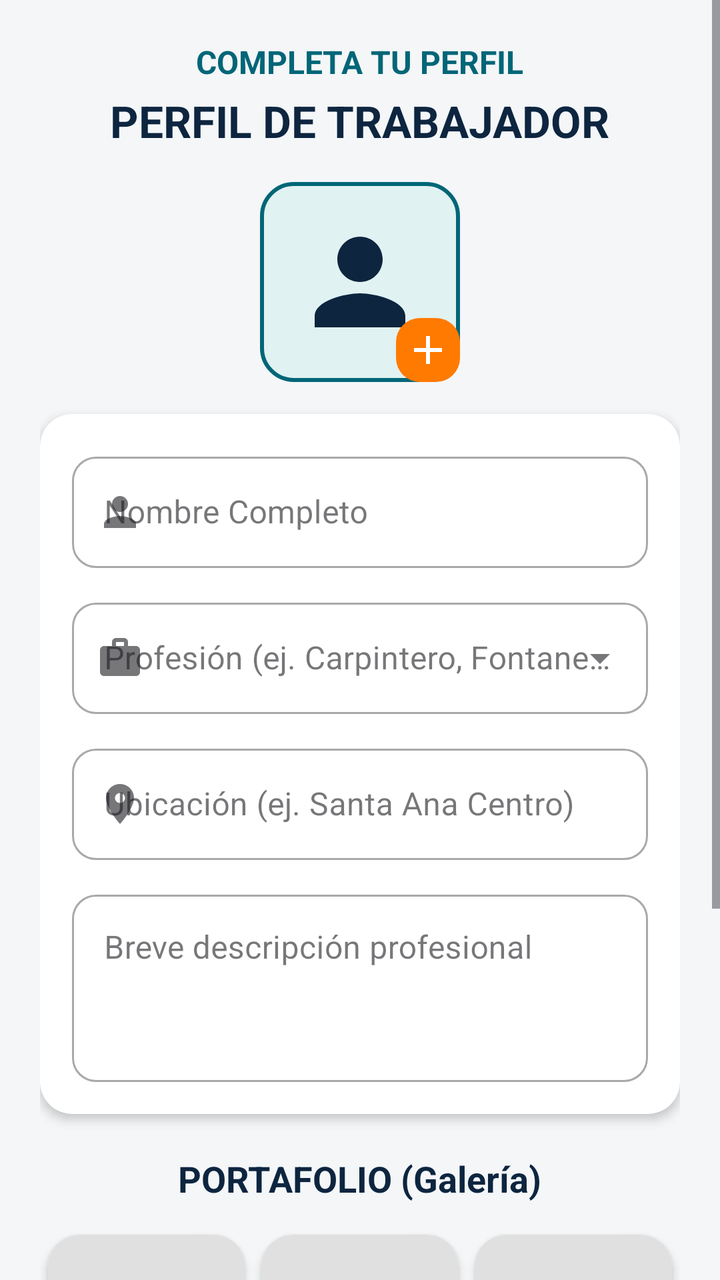
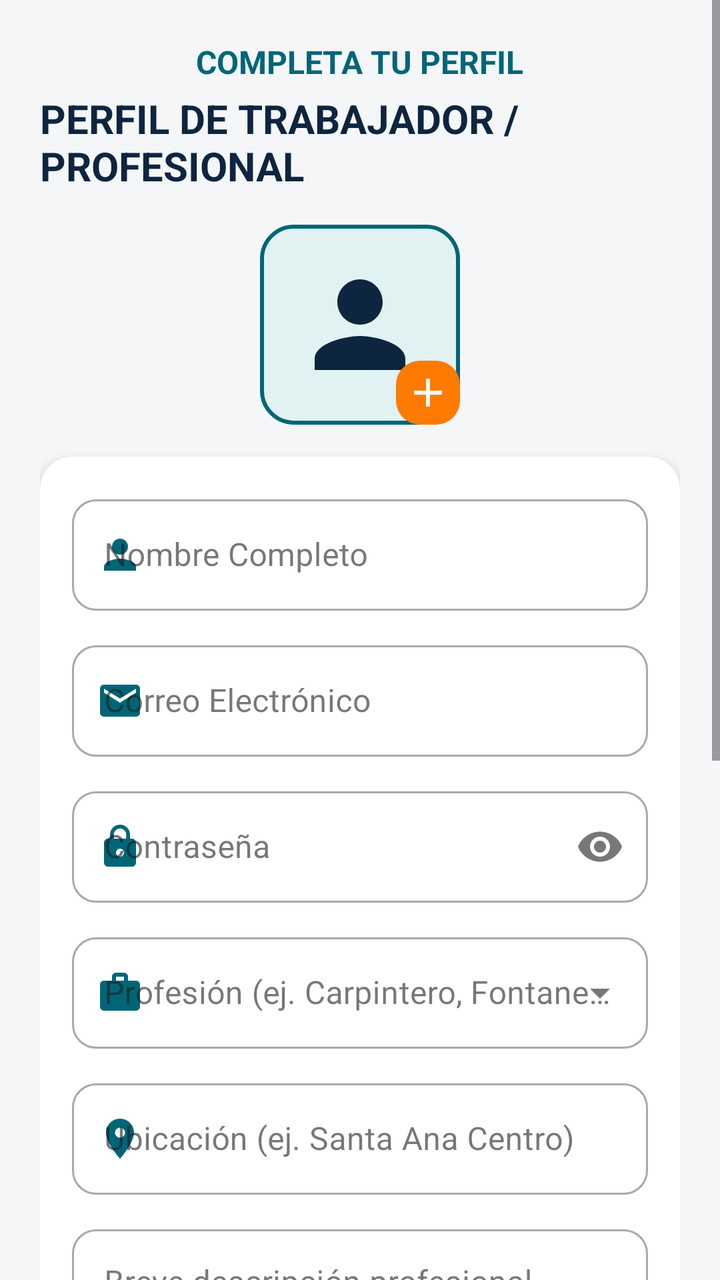

Before-and-after screenshots of an Android layout around one commit, followed by the original layout XML and the change that was made.
<!-- AndroidManifest.xml: application theme Theme.JobLink -->
<!-- res/layout/activity_register_worker.xml -->
<?xml version="1.0" encoding="utf-8"?>
<ScrollView xmlns:android="http://schemas.android.com/apk/res/android"
    xmlns:app="http://schemas.android.com/apk/res-auto"
    android:layout_width="match_parent"
    android:layout_height="match_parent"
    android:background="@color/bg_light"
    android:fillViewport="true">

    <LinearLayout
        android:layout_width="match_parent"
        android:layout_height="wrap_content"
        android:orientation="vertical"
        android:padding="20dp"
        android:gravity="center_horizontal">

        
        <TextView
            android:layout_width="wrap_content"
            android:layout_height="wrap_content"
            android:text="COMPLETA TU PERFIL"
            android:textColor="@color/teal_primary"
            android:textSize="16sp"
            android:textStyle="bold" />

        <TextView
            android:layout_width="wrap_content"
            android:layout_height="wrap_content"
            android:layout_marginTop="4dp"
            android:text="PERFIL DE TRABAJADOR"
            android:textColor="@color/navy_primary"
            android:textSize="22sp"
            android:textStyle="bold" />

        
        <FrameLayout
            android:layout_width="100dp"
            android:layout_height="100dp"
            android:layout_marginTop="16dp">

            <ImageView
                android:id="@+id/ivWorkerAvatar"
                android:layout_width="match_parent"
                android:layout_height="match_parent"
                android:src="@drawable/ic_person"
                android:background="@drawable/bg_role_card_selected"
                android:padding="16dp"
                app:tint="@color/navy_primary" />

            <ImageView
                android:layout_width="32dp"
                android:layout_height="32dp"
                android:layout_gravity="bottom|end"
                android:src="@drawable/ic_add"
                android:background="@drawable/bg_badge_orange"
                android:padding="4dp"
                app:tint="@color/white" />
        </FrameLayout>

        
        <com.google.android.material.card.MaterialCardView
            style="@style/JobLinkCard"
            android:layout_width="match_parent"
            android:layout_height="wrap_content"
            android:layout_marginTop="16dp">

            <LinearLayout
                android:layout_width="match_parent"
                android:layout_height="wrap_content"
                android:orientation="vertical"
                android:padding="16dp">

                
                <com.google.android.material.textfield.TextInputLayout
                    style="@style/Widget.MaterialComponents.TextInputLayout.OutlinedBox"
                    android:layout_width="match_parent"
                    android:layout_height="wrap_content"
                    android:hint="Nombre Completo"
                    app:startIconDrawable="@drawable/ic_person"
                    app:boxCornerRadiusTopStart="12dp"
                    app:boxCornerRadiusTopEnd="12dp"
                    app:boxCornerRadiusBottomStart="12dp"
                    app:boxCornerRadiusBottomEnd="12dp">

                    <com.google.android.material.textfield.TextInputEditText
                        android:id="@+id/etWorkerName"
                        android:layout_width="match_parent"
                        android:layout_height="wrap_content"
                        android:inputType="textPersonName" />
                </com.google.android.material.textfield.TextInputLayout>

                
                <com.google.android.material.textfield.TextInputLayout
                    style="@style/Widget.MaterialComponents.TextInputLayout.OutlinedBox.ExposedDropdownMenu"
                    android:layout_width="match_parent"
                    android:layout_height="wrap_content"
                    android:layout_marginTop="12dp"
                    android:hint="Profesión (ej. Carpintero, Fontanero)"
                    app:startIconDrawable="@drawable/ic_briefcase"
                    app:boxCornerRadiusTopStart="12dp"
                    app:boxCornerRadiusTopEnd="12dp"
                    app:boxCornerRadiusBottomStart="12dp"
                    app:boxCornerRadiusBottomEnd="12dp">

                    <AutoCompleteTextView
                        android:id="@+id/actvProfession"
                        android:layout_width="match_parent"
                        android:layout_height="wrap_content"
                        android:inputType="none" />
                </com.google.android.material.textfield.TextInputLayout>

                
                <com.google.android.material.textfield.TextInputLayout
                    style="@style/Widget.MaterialComponents.TextInputLayout.OutlinedBox"
                    android:layout_width="match_parent"
                    android:layout_height="wrap_content"
                    android:layout_marginTop="12dp"
                    android:hint="Ubicación (ej. Santa Ana Centro)"
                    app:startIconDrawable="@drawable/ic_location"
                    app:boxCornerRadiusTopStart="12dp"
                    app:boxCornerRadiusTopEnd="12dp"
                    app:boxCornerRadiusBottomStart="12dp"
                    app:boxCornerRadiusBottomEnd="12dp">

                    <com.google.android.material.textfield.TextInputEditText
                        android:id="@+id/etWorkerLocation"
                        android:layout_width="match_parent"
                        android:layout_height="wrap_content"
                        android:inputType="text" />
                </com.google.android.material.textfield.TextInputLayout>

                
                <com.google.android.material.textfield.TextInputLayout
                    style="@style/Widget.MaterialComponents.TextInputLayout.OutlinedBox"
                    android:layout_width="match_parent"
                    android:layout_height="wrap_content"
                    android:layout_marginTop="12dp"
                    android:hint="Breve descripción profesional"
                    app:boxCornerRadiusTopStart="12dp"
                    app:boxCornerRadiusTopEnd="12dp"
                    app:boxCornerRadiusBottomStart="12dp"
                    app:boxCornerRadiusBottomEnd="12dp">

                    <com.google.android.material.textfield.TextInputEditText
                        android:id="@+id/etWorkerBio"
                        android:layout_width="match_parent"
                        android:layout_height="wrap_content"
                        android:inputType="textMultiLine"
                        android:minLines="3"
                        android:gravity="top" />
                </com.google.android.material.textfield.TextInputLayout>
            </LinearLayout>
        </com.google.android.material.card.MaterialCardView>

        
        <TextView
            android:layout_width="wrap_content"
            android:layout_height="wrap_content"
            android:layout_marginTop="20dp"
            android:text="PORTAFOLIO (Galería)"
            android:textColor="@color/navy_primary"
            android:textSize="18sp"
            android:textStyle="bold" />

        
        <GridLayout
            android:layout_width="match_parent"
            android:layout_height="wrap_content"
            android:columnCount="3"
            android:rowCount="2"
            android:layout_marginTop="12dp">

            <com.google.android.material.card.MaterialCardView
                style="@style/JobLinkCard"
                android:layout_width="0dp"
                android:layout_height="90dp"
                android:layout_columnWeight="1"
                android:layout_margin="4dp">
                <FrameLayout
                    android:layout_width="match_parent"
                    android:layout_height="match_parent"
                    android:background="#E0E0E0">
                    <ImageView
                        android:layout_width="32dp"
                        android:layout_height="32dp"
                        android:layout_gravity="center"
                        android:src="@drawable/ic_add"
                        app:tint="@color/orange_accent" />
                </FrameLayout>
            </com.google.android.material.card.MaterialCardView>

            <com.google.android.material.card.MaterialCardView
                style="@style/JobLinkCard"
                android:layout_width="0dp"
                android:layout_height="90dp"
                android:layout_columnWeight="1"
                android:layout_margin="4dp">
                <FrameLayout
                    android:layout_width="match_parent"
                    android:layout_height="match_parent"
                    android:background="#E0E0E0">
                    <ImageView
                        android:layout_width="32dp"
                        android:layout_height="32dp"
                        android:layout_gravity="center"
                        android:src="@drawable/ic_add"
                        app:tint="@color/orange_accent" />
                </FrameLayout>
            </com.google.android.material.card.MaterialCardView>

            <com.google.android.material.card.MaterialCardView
                style="@style/JobLinkCard"
                android:layout_width="0dp"
                android:layout_height="90dp"
                android:layout_columnWeight="1"
                android:layout_margin="4dp">
                <FrameLayout
                    android:layout_width="match_parent"
                    android:layout_height="match_parent"
                    android:background="#E0E0E0">
                    <ImageView
                        android:layout_width="32dp"
                        android:layout_height="32dp"
                        android:layout_gravity="center"
                        android:src="@drawable/ic_add"
                        app:tint="@color/orange_accent" />
                </FrameLayout>
            </com.google.android.material.card.MaterialCardView>

            <com.google.android.material.card.MaterialCardView
                style="@style/JobLinkCard"
                android:layout_width="0dp"
                android:layout_height="90dp"
                android:layout_columnWeight="1"
                android:layout_margin="4dp">
                <FrameLayout
                    android:layout_width="match_parent"
                    android:layout_height="match_parent"
                    android:background="#E0E0E0">
                    <ImageView
                        android:layout_width="32dp"
                        android:layout_height="32dp"
                        android:layout_gravity="center"
                        android:src="@drawable/ic_add"
                        app:tint="@color/orange_accent" />
                </FrameLayout>
            </com.google.android.material.card.MaterialCardView>

            <com.google.android.material.card.MaterialCardView
                style="@style/JobLinkCard"
                android:layout_width="0dp"
                android:layout_height="90dp"
                android:layout_columnWeight="1"
                android:layout_margin="4dp">
                <FrameLayout
                    android:layout_width="match_parent"
                    android:layout_height="match_parent"
                    android:background="#E0E0E0">
                    <ImageView
                        android:layout_width="32dp"
                        android:layout_height="32dp"
                        android:layout_gravity="center"
                        android:src="@drawable/ic_add"
                        app:tint="@color/orange_accent" />
                </FrameLayout>
            </com.google.android.material.card.MaterialCardView>

            <com.google.android.material.card.MaterialCardView
                style="@style/JobLinkCard"
                android:layout_width="0dp"
                android:layout_height="90dp"
                android:layout_columnWeight="1"
                android:layout_margin="4dp">
                <FrameLayout
                    android:layout_width="match_parent"
                    android:layout_height="match_parent"
                    android:background="#E0E0E0">
                    <ImageView
                        android:layout_width="32dp"
                        android:layout_height="32dp"
                        android:layout_gravity="center"
                        android:src="@drawable/ic_add"
                        app:tint="@color/orange_accent" />
                </FrameLayout>
            </com.google.android.material.card.MaterialCardView>
        </GridLayout>

        
        <com.google.android.material.button.MaterialButton
            android:id="@+id/btnGuardarPerfil"
            style="@style/ButtonNavy"
            android:layout_width="match_parent"
            android:layout_height="52dp"
            android:layout_marginTop="20dp"
            android:text="GUARDAR CAMBIOS" />

    </LinearLayout>
</ScrollView>
<!-- resources referenced by this layout -->
<resources>
  <color name="bg_light">#F4F6F8</color>
  <color name="navy_primary">#0D253F</color>
  <color name="orange_accent">#FF7A00</color>
  <color name="teal_primary">#006677</color>
  <color name="white">#FFFFFFFF</color>
  <!-- drawable bg_badge_orange (drawable) -->
  <?xml version="1.0" encoding="utf-8"?>
  <shape xmlns:android="http://schemas.android.com/apk/res/android"
      android:shape="rectangle">
      <solid android:color="@color/orange_accent" />
      <corners android:radius="12dp" />
      <padding
          android:left="8dp"
          android:top="2dp"
          android:right="8dp"
          android:bottom="2dp" />
  </shape>
  <!-- drawable bg_role_card_selected (drawable) -->
  <?xml version="1.0" encoding="utf-8"?>
  <shape xmlns:android="http://schemas.android.com/apk/res/android"
      android:shape="rectangle">
      <solid android:color="@color/teal_light" />
      <corners android:radius="16dp" />
      <stroke
          android:width="2dp"
          android:color="@color/teal_primary" />
  </shape>
  <!-- drawable ic_add (drawable) -->
  <vector xmlns:android="http://schemas.android.com/apk/res/android"
      android:width="24dp"
      android:height="24dp"
      android:viewportWidth="24"
      android:viewportHeight="24">
    <path
        android:fillColor="#FF000000"
        android:pathData="M19,13h-6v6h-2v-6H5v-2h6V5h2v6h6v2z"/>
  </vector>
  <!-- drawable ic_person (drawable) -->
  <vector xmlns:android="http://schemas.android.com/apk/res/android"
      android:width="24dp"
      android:height="24dp"
      android:viewportWidth="24"
      android:viewportHeight="24">
    <path
        android:fillColor="#FF000000"
        android:pathData="M12,12c2.21,0 4,-1.79 4,-4s-1.79,-4 -4,-4 -4,1.79 -4,4 1.79,4 4,4zm0,2c-2.67,0 -8,1.34 -8,4v2h16v-2c0,-2.66 -5.33,-4 -8,-4z"/>
  </vector>
  <style name="ButtonNavy" parent="Widget.MaterialComponents.Button">
          <item name="backgroundTint">@color/navy_primary</item>
          <item name="android:textColor">@color/white</item>
          <item name="cornerRadius">24dp</item>
          <item name="android:textStyle">bold</item>
          <item name="android:textSize">16sp</item>
      </style>
  <style name="JobLinkCard" parent="Widget.MaterialComponents.CardView">
          <item name="cardBackgroundColor">@color/card_bg</item>
          <item name="cardCornerRadius">16dp</item>
          <item name="cardElevation">3dp</item>
          <item name="strokeWidth">0dp</item>
      </style>
  <style name="Theme.JobLink" parent="Base.Theme.JobLink" />
  <color name="teal_light">#E0F2F1</color>
  <color name="card_bg">#FFFFFF</color>
  <!-- unchanged entries left out for length: 3 -->
</resources>

<!-- the commit's change to res/layout/activity_register_worker.xml (unified diff, before → after) -->
@@ -1,10 +1,12 @@
 <?xml version="1.0" encoding="utf-8"?>
 <ScrollView xmlns:android="http://schemas.android.com/apk/res/android"
     xmlns:app="http://schemas.android.com/apk/res-auto"
+    android:id="@+id/rootWorkerScroll"
     android:layout_width="match_parent"
     android:layout_height="match_parent"
     android:background="@color/bg_light"
-    android:fillViewport="true">
+    android:fillViewport="true"
+    android:fitsSystemWindows="true">
 
     <LinearLayout
         android:layout_width="match_parent"
@@ -26,9 +28,9 @@
             android:layout_width="wrap_content"
             android:layout_height="wrap_content"
             android:layout_marginTop="4dp"
-            android:text="PERFIL DE TRABAJADOR"
+            android:text="PERFIL DE TRABAJADOR / PROFESIONAL"
             android:textColor="@color/navy_primary"
-            android:textSize="22sp"
+            android:textSize="20sp"
             android:textStyle="bold" />
 
         
@@ -76,6 +78,7 @@
                     android:layout_height="wrap_content"
                     android:hint="Nombre Completo"
                     app:startIconDrawable="@drawable/ic_person"
+                    app:startIconTint="@color/teal_primary"
                     app:boxCornerRadiusTopStart="12dp"
                     app:boxCornerRadiusTopEnd="12dp"
                     app:boxCornerRadiusBottomStart="12dp"
@@ -85,7 +88,56 @@
                         android:id="@+id/etWorkerName"
                         android:layout_width="match_parent"
                         android:layout_height="wrap_content"
+                        android:textColor="@color/navy_primary"
+                        android:textColorHint="@color/text_secondary"
                         android:inputType="textPersonName" />
+                </com.google.android.material.textfield.TextInputLayout>
+
+                
+                <com.google.android.material.textfield.TextInputLayout
+                    style="@style/Widget.MaterialComponents.TextInputLayout.OutlinedBox"
+                    android:layout_width="match_parent"
+                    android:layout_height="wrap_content"
+                    android:layout_marginTop="12dp"
+                    android:hint="Correo Electrónico"
+                    app:startIconDrawable="@drawable/ic_email"
+                    app:startIconTint="@color/teal_primary"
+                    app:boxCornerRadiusTopStart="12dp"
+                    app:boxCornerRadiusTopEnd="12dp"
+                    app:boxCornerRadiusBottomStart="12dp"
+                    app:boxCornerRadiusBottomEnd="12dp">
+
+                    <com.google.android.material.textfield.TextInputEditText
+                        android:id="@+id/etWorkerEmail"
+                        android:layout_width="match_parent"
+                        android:layout_height="wrap_content"
+                        android:textColor="@color/navy_primary"
+                        android:textColorHint="@color/text_secondary"
+                        android:inputType="textEmailAddress" />
+                </com.google.android.material.textfield.TextInputLayout>
+
+                
+                <com.google.android.material.textfield.TextInputLayout
+                    style="@style/Widget.MaterialComponents.TextInputLayout.OutlinedBox"
+                    android:layout_width="match_parent"
+                    android:layout_height="wrap_content"
+                    android:layout_marginTop="12dp"
+                    android:hint="Contraseña"
+                    app:startIconDrawable="@drawable/ic_lock"
+                    app:startIconTint="@color/teal_primary"
+                    app:endIconMode="password_toggle"
+                    app:boxCornerRadiusTopStart="12dp"
+                    app:boxCornerRadiusTopEnd="12dp"
+                    app:boxCornerRadiusBottomStart="12dp"
+                    app:boxCornerRadiusBottomEnd="12dp">
+
+                    <com.google.android.material.textfield.TextInputEditText
+                        android:id="@+id/etWorkerPassword"
+                        android:layout_width="match_parent"
+                        android:layout_height="wrap_content"
+                        android:textColor="@color/navy_primary"
+                        android:textColorHint="@color/text_secondary"
+                        android:inputType="textPassword" />
                 </com.google.android.material.textfield.TextInputLayout>
 
                 
@@ -96,6 +148,7 @@
                     android:layout_marginTop="12dp"
                     android:hint="Profesión (ej. Carpintero, Fontanero)"
                     app:startIconDrawable="@drawable/ic_briefcase"
+                    app:startIconTint="@color/teal_primary"
                     app:boxCornerRadiusTopStart="12dp"
                     app:boxCornerRadiusTopEnd="12dp"
                     app:boxCornerRadiusBottomStart="12dp"
@@ -105,6 +158,8 @@
                         android:id="@+id/actvProfession"
                         android:layout_width="match_parent"
                         android:layout_height="wrap_content"
+                        android:textColor="@color/navy_primary"
+                        android:textColorHint="@color/text_secondary"
                         android:inputType="none" />
                 </com.google.android.material.textfield.TextInputLayout>
 
@@ -116,6 +171,7 @@
                     android:layout_marginTop="12dp"
                     android:hint="Ubicación (ej. Santa Ana Centro)"
                     app:startIconDrawable="@drawable/ic_location"
+                    app:startIconTint="@color/teal_primary"
                     app:boxCornerRadiusTopStart="12dp"
                     app:boxCornerRadiusTopEnd="12dp"
                     app:boxCornerRadiusBottomStart="12dp"
@@ -125,6 +181,8 @@
                         android:id="@+id/etWorkerLocation"
                         android:layout_width="match_parent"
                         android:layout_height="wrap_content"
+                        android:textColor="@color/navy_primary"
+                        android:textColorHint="@color/text_secondary"
                         android:inputType="text" />
                 </com.google.android.material.textfield.TextInputLayout>
 
@@ -144,6 +202,8 @@
                         android:id="@+id/etWorkerBio"
                         android:layout_width="match_parent"
                         android:layout_height="wrap_content"
+                        android:textColor="@color/navy_primary"
+                        android:textColorHint="@color/text_secondary"
                         android:inputType="textMultiLine"
                         android:minLines="3"
                         android:gravity="top" />
@@ -289,9 +349,9 @@
             android:id="@+id/btnGuardarPerfil"
             style="@style/ButtonNavy"
             android:layout_width="match_parent"
-            android:layout_height="52dp"
-            android:layout_marginTop="20dp"
-            android:text="GUARDAR CAMBIOS" />
+            android:layout_height="56dp"
+            android:layout_marginTop="24dp"
+            android:text="GUARDAR Y CREAR PERFIL" />
 
     </LinearLayout>
 </ScrollView>
<!-- resource entries referenced after the edit -->
@@ -4,6 +4,7 @@
   <color name="navy_primary">#0D253F</color>
   <color name="orange_accent">#FF7A00</color>
   <color name="teal_primary">#006677</color>
+  <color name="text_secondary">#718096</color>
   <color name="white">#FFFFFFFF</color>
   <!-- drawable bg_badge_orange (drawable) -->
   <?xml version="1.0" encoding="utf-8"?>
@@ -37,6 +38,26 @@
         android:fillColor="#FF000000"
         android:pathData="M19,13h-6v6h-2v-6H5v-2h6V5h2v6h6v2z"/>
   </vector>
+  <!-- drawable ic_email (drawable) -->
+  <vector xmlns:android="http://schemas.android.com/apk/res/android"
+      android:width="24dp"
+      android:height="24dp"
+      android:viewportWidth="24"
+      android:viewportHeight="24">
+    <path
+        android:fillColor="#FF000000"
+        android:pathData="M20,4H4c-1.1,0 -1.99,0.9 -1.99,2L2,18c0,1.1 0.9,2 2,2h16c1.1,0 2,-0.9 2,-2V6c0,-1.1 -0.9,-2 -2,-2zm0,4l-8,5 -8,-5V6l8,5 8,-5v2z"/>
+  </vector>
+  <!-- drawable ic_lock (drawable) -->
+  <vector xmlns:android="http://schemas.android.com/apk/res/android"
+      android:width="24dp"
+      android:height="24dp"
+      android:viewportWidth="24"
+      android:viewportHeight="24">
+    <path
+        android:fillColor="#FF000000"
+        android:pathData="M18,8h-1V6c0,-2.76 -2.24,-5 -5,-5S7,3.24 7,6v2H6c-1.1,0 -2,0.9 -2,2v10c0,1.1 0.9,2 2,2h12c1.1,0 2,-0.9 2,-2V10c0,-1.1 -0.9,-2 -2,-2zm-6,9c-1.1,0 -2,-0.9 -2,-2s0.9,-2 2,-2 2,0.9 2,2 -0.9,2 -2,2zm3.1,-9H8.9V6c0,-1.71 1.39,-3.1 3.1,-3.1 1.71,0 3.1,1.39 3.1,3.1v2z"/>
+  </vector>
   <!-- drawable ic_person (drawable) -->
   <vector xmlns:android="http://schemas.android.com/apk/res/android"
       android:width="24dp"
